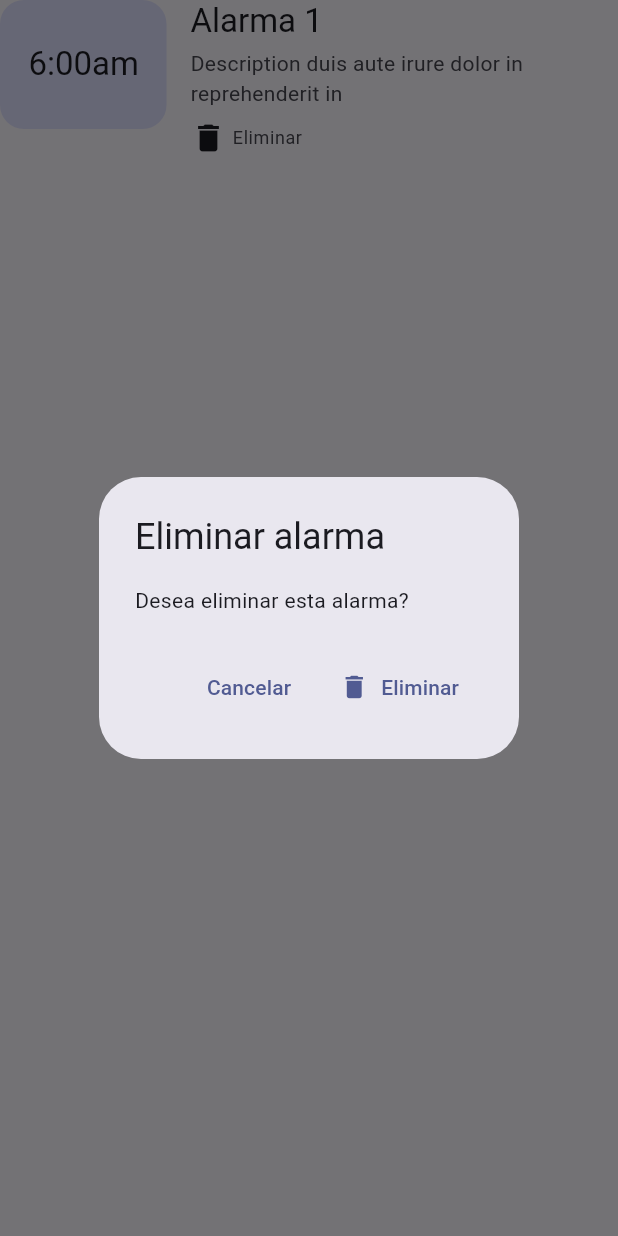
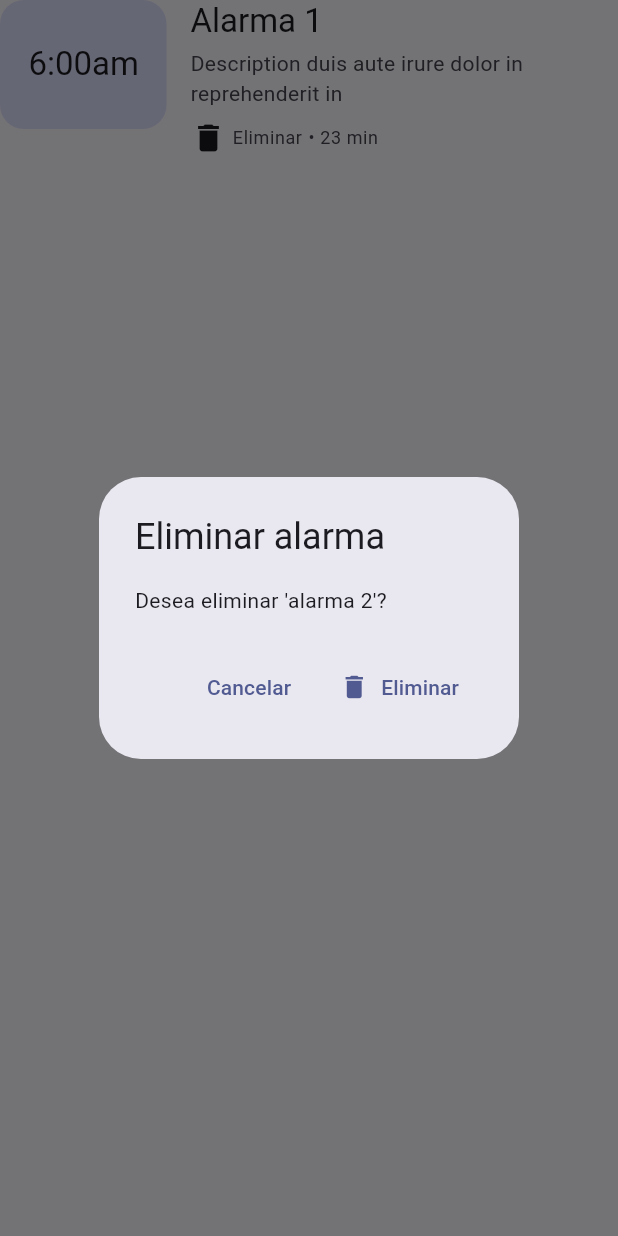
Before and after one commit to EstebanCardenas/AlarmsUxApp, a Flutter app: the AlarmItem widget shown alone on an empty page, opened directly, after a tap on the "delete" icon, on a phone screen of 412 x 824 dp. Run offline on Flutter 3.47's test engine with Material 3 defaults, Android fonts, the phone set to English and light mode, and no system bars; our stand-ins replace go_router, google_fonts, pie_chart.

Commit message:
ajustados espacios

```diff
--- a/alarms_web/lib/components/alarm_item.dart
+++ b/alarms_web/lib/components/alarm_item.dart
@@ -74,21 +74,22 @@ class AlarmItem extends StatelessWidget {
                           onTap: () => {
                             showDialog(
                               context: context,
-                              builder: (_) => AlertDialog(
+                              barrierDismissible: true,
+                              builder: (dialogCtx) => AlertDialog(
                                 title: const Text("Eliminar alarma"),
                                 content: const Text(
-                                  "Desea eliminar esta alarma?",
+                                  "Desea eliminar 'alarma 2'?",
                                 ),
                                 actions: [
                                   TextButton(
                                     onPressed: () => {
-                                      // Navigator.pop(context)
+                                      Navigator.of(dialogCtx).pop(false)
                                     },
                                     child: const Text("Cancelar"),
                                   ),
                                   TextButton.icon(
-                                    onPressed: () {
-                                      // Acción de eliminar
+                                    onPressed: () => {
+                                      Navigator.of(dialogCtx).pop(false)
                                     },
                                     icon: const Icon(Icons.delete, size: 20),
                                     label: const Text("Eliminar"),
@@ -115,6 +116,13 @@ class AlarmItem extends StatelessWidget {
                           color: colorScheme.onSurfaceVariant,
                         ),
                       ),
+                      SizedBox(width: 4),
+                      Text(
+                        "• 23 min",
+                        style: textTheme.bodySmall?.copyWith(
+                          color: colorScheme.onSurfaceVariant,
+                        ),
+                      ),
                     ],
                   ),
                 ],
```
Also changed, not shown: alarms_web/lib/components/category_item.dart (+14 -7 lines), alarms_web/lib/screens/reports.dart (+9 -9 lines).
